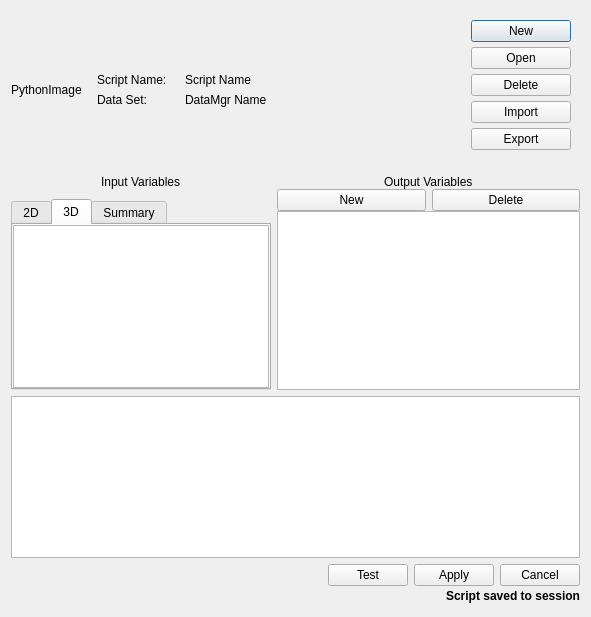
Qt form apps/vaporgui/PythonVariablesGUI.ui (StasJ/vapor-formatted) before a commit.
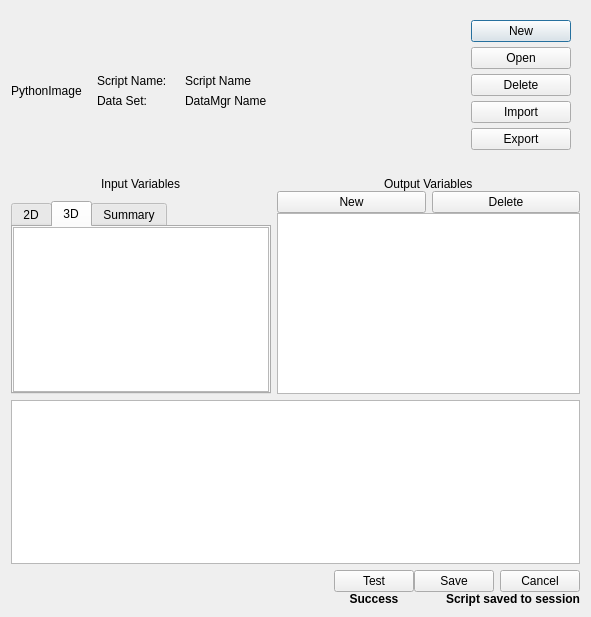
The same form after that commit.

Commit message: Multithreaded indicators for script testing and script saving

What changed in the file:
```diff
--- a/apps/vaporgui/PythonVariablesGUI.ui
+++ b/apps/vaporgui/PythonVariablesGUI.ui
@@ -918,7 +918,7 @@
         </property>
         <layout class="QHBoxLayout" name="horizontalLayout">
          <property name="spacing">
-          <number>-1</number>
+          <number>0</number>
          </property>
          <property name="leftMargin">
           <number>0</number>
@@ -946,6 +946,54 @@
           </spacer>
          </item>
          <item>
+          <widget class="QFrame" name="frame_13">
+           <property name="frameShape">
+            <enum>QFrame::NoFrame</enum>
+           </property>
+           <property name="frameShadow">
+            <enum>QFrame::Raised</enum>
+           </property>
+           <layout class="QVBoxLayout" name="verticalLayout_15">
+            <property name="spacing">
+             <number>0</number>
+            </property>
+            <property name="leftMargin">
+             <number>0</number>
+            </property>
+            <property name="topMargin">
+             <number>0</number>
+            </property>
+            <property name="rightMargin">
+             <number>0</number>
+            </property>
+            <property name="bottomMargin">
+             <number>0</number>
+            </property>
+            <item>
+             <widget class="QFrame" name="frame_22">
+              <property name="frameShape">
+               <enum>QFrame::NoFrame</enum>
+              </property>
+              <property name="frameShadow">
+               <enum>QFrame::Raised</enum>
+              </property>
+              <layout class="QHBoxLayout" name="horizontalLayout_8">
+               <property name="spacing">
+                <number>0</number>
+               </property>
+               <property name="leftMargin">
+                <number>0</number>
+               </property>
+               <property name="topMargin">
+                <number>0</number>
+               </property>
+               <property name="rightMargin">
+                <number>0</number>
+               </property>
+               <property name="bottomMargin">
+                <number>0</number>
+               </property>
+               <item>
           <widget class="QPushButton" name="_testScriptButton">
            <property name="text">
             <string>Test</string>
@@ -955,10 +1003,83 @@
            </property>
           </widget>
          </item>
+              </layout>
+             </widget>
+            </item>
          <item>
-          <widget class="QPushButton" name="_applyScriptButton">
+             <widget class="QLabel" name="_scriptTestLabel">
+              <property name="font">
+               <font>
+                <weight>75</weight>
+                <bold>true</bold>
+               </font>
+              </property>
+              <property name="frameShape">
+               <enum>QFrame::NoFrame</enum>
+              </property>
            <property name="text">
-            <string>Apply</string>
+               <string>Success</string>
+              </property>
+              <property name="alignment">
+               <set>Qt::AlignCenter</set>
+              </property>
+             </widget>
+            </item>
+           </layout>
+          </widget>
+         </item>
+         <item>
+          <widget class="QFrame" name="frame_20">
+           <property name="frameShape">
+            <enum>QFrame::NoFrame</enum>
+           </property>
+           <property name="frameShadow">
+            <enum>QFrame::Raised</enum>
+           </property>
+           <layout class="QVBoxLayout" name="verticalLayout_16">
+            <property name="spacing">
+             <number>0</number>
+            </property>
+            <property name="leftMargin">
+             <number>0</number>
+            </property>
+            <property name="topMargin">
+             <number>0</number>
+            </property>
+            <property name="rightMargin">
+             <number>0</number>
+            </property>
+            <property name="bottomMargin">
+             <number>0</number>
+            </property>
+            <item>
+             <widget class="QFrame" name="frame_21">
+              <property name="frameShape">
+               <enum>QFrame::NoFrame</enum>
+              </property>
+              <property name="frameShadow">
+               <enum>QFrame::Raised</enum>
+              </property>
+              <layout class="QHBoxLayout" name="horizontalLayout_3">
+               <property name="spacing">
+                <number>-1</number>
+               </property>
+               <property name="leftMargin">
+                <number>0</number>
+               </property>
+               <property name="topMargin">
+                <number>0</number>
+               </property>
+               <property name="rightMargin">
+                <number>0</number>
+               </property>
+               <property name="bottomMargin">
+                <number>0</number>
+               </property>
+               <item>
+                <widget class="QPushButton" name="_saveScriptButton">
+                 <property name="text">
+                  <string>Save</string>
            </property>
           </widget>
          </item>
@@ -973,43 +1094,6 @@
        </widget>
       </item>
       <item>
-       <widget class="QFrame" name="frame_2">
-        <property name="frameShape">
-         <enum>QFrame::NoFrame</enum>
-        </property>
-        <property name="frameShadow">
-         <enum>QFrame::Raised</enum>
-        </property>
-        <layout class="QHBoxLayout" name="horizontalLayout_2">
-         <property name="spacing">
-          <number>0</number>
-         </property>
-         <property name="leftMargin">
-          <number>0</number>
-         </property>
-         <property name="topMargin">
-          <number>0</number>
-         </property>
-         <property name="rightMargin">
-          <number>0</number>
-         </property>
-         <property name="bottomMargin">
-          <number>0</number>
-         </property>
-         <item>
-          <spacer name="horizontalSpacer_2">
-           <property name="orientation">
-            <enum>Qt::Horizontal</enum>
-           </property>
-           <property name="sizeHint" stdset="0">
-            <size>
-             <width>414</width>
-             <height>20</height>
-            </size>
-           </property>
-          </spacer>
-         </item>
-         <item>
           <widget class="QLabel" name="_scriptSaveLabel">
            <property name="font">
             <font>
@@ -1023,6 +1107,9 @@
            <property name="alignment">
             <set>Qt::AlignRight|Qt::AlignTrailing|Qt::AlignVCenter</set>
            </property>
+             </widget>
+            </item>
+           </layout>
           </widget>
          </item>
         </layout>
```
Lines whose indentation alone changed are shown as unchanged. The commit also changes 2 other files.
